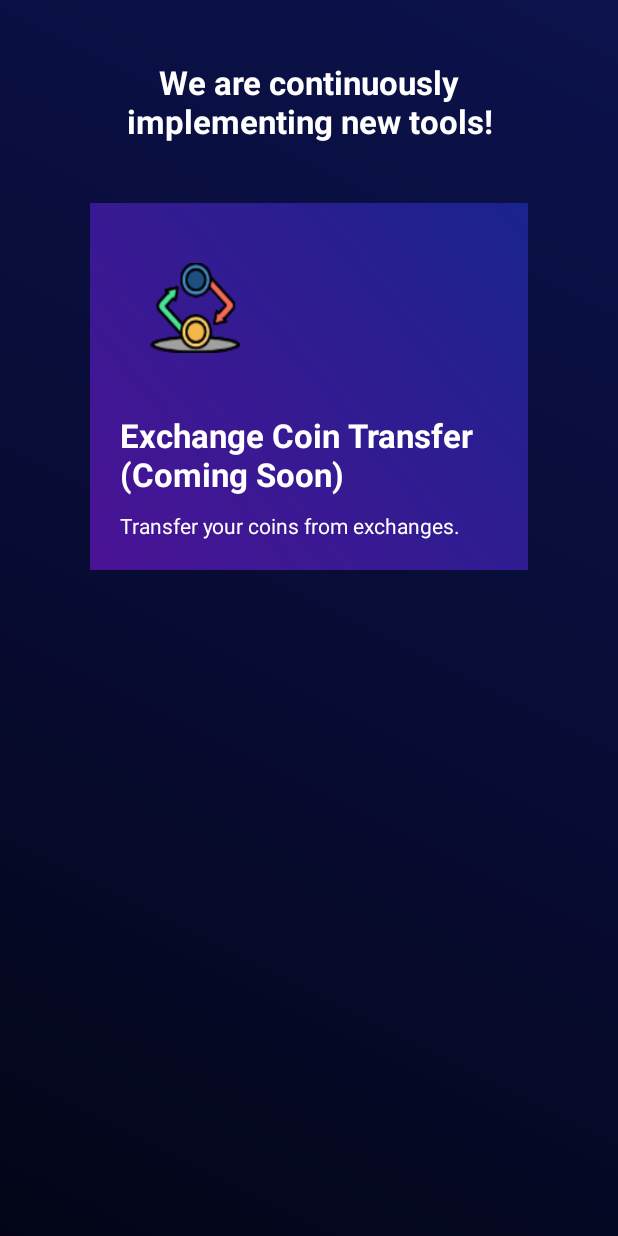
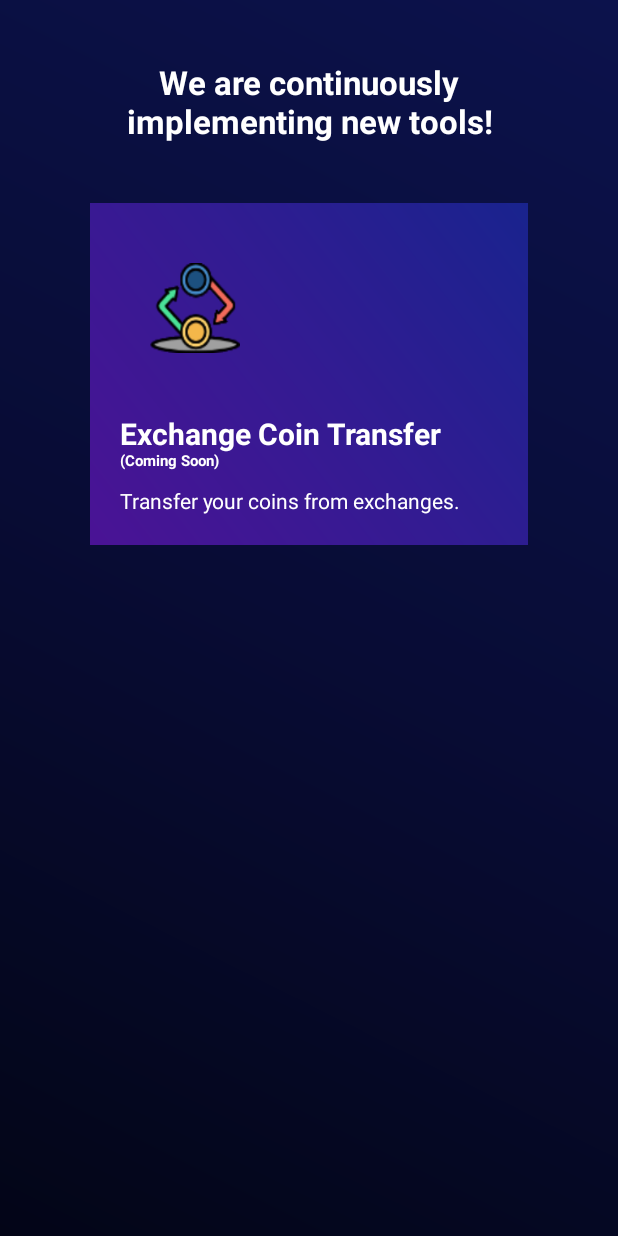
Before and after one commit to saudagarsulaiman/DeviantX, an Android app: the fragment ToolsFragment shown on its own in the app's theme, on a phone screen of 412 x 824 dp. Run offline under Robolectric (Android 15) with nearby library versions, the phone set to English and light mode, and no system bars; our stand-ins replace ButterKnife.

Commit message:
final commit

```diff
--- a/app/src/main/java/com/aequalis/deviantx/UI/Fragments/ToolsFragment.java
+++ b/app/src/main/java/com/aequalis/deviantx/UI/Fragments/ToolsFragment.java
@@ -1,9 +1,13 @@
 package com.aequalis.deviantx.UI.Fragments;
 
 import android.content.Intent;
+import android.graphics.Color;
 import android.os.Bundle;
 import android.support.v4.app.Fragment;
 import android.text.Html;
+import android.text.SpannableString;
+import android.text.style.ForegroundColorSpan;
+import android.text.style.RelativeSizeSpan;
 import android.view.LayoutInflater;
 import android.view.View;
 import android.view.ViewGroup;
@@ -35,6 +39,12 @@ public class ToolsFragment extends Fragment {
 
         ButterKnife.bind(this, view);
 
+        String s= getResources().getString(R.string.ect)+" ("+getResources().getString(R.string.coming_soon)+")";
+        SpannableString ss1=  new SpannableString(s);
+        ss1.setSpan(new RelativeSizeSpan(2f), 0,22, 0); // set size
+//        ss1.setSpan(new ForegroundColorSpan(Color.RED), 0, 5, 0);// set color
+        txt_ect_cs.setText(ss1);
+
         lnr_tools_ect.setOnClickListener(new View.OnClickListener() {
             @Override
             public void onClick(View v) {
@@ -43,8 +53,8 @@ public class ToolsFragment extends Fragment {
             }
         });
 
-        txt_ect_cs.setText(Html.fromHtml(getString(R.string.ect_cs)));
-
+//        txt_ect_cs.setText(Html.fromHtml(getString(R.string.ect_cs)));
+//txt_ect_cs.setText(Html.fromHtml("<html><body><font size=22 > "+getResources().getString(R.string.ect)+" </font> <font size=10 > "+getResources().getString(R.string.coming_soon)+" </font> </body><html>"));
         return view;
     }
 
--- a/app/src/main/res/layout/tools_fragment.xml
+++ b/app/src/main/res/layout/tools_fragment.xml
@@ -56,9 +56,9 @@
                 android:layout_gravity="left"
                 android:layout_marginTop="@dimen/def_margin"
                 android:gravity="left"
-                android:text="@string/ect_cs"
+                android:text="@string/ect"
                 android:textColor="@color/white"
-                android:textSize="@dimen/def_ttl_size"
+                android:textSize="@dimen/text10"
                 android:textStyle="bold" />
 
             <!--<TextView-->
--- a/app/src/main/res/values/strings.xml
+++ b/app/src/main/res/values/strings.xml
@@ -283,8 +283,9 @@
     <string name="devx_wallet">Deviant X Wallet</string>
     <string name="devx_coin_list">Deviant X Coin List</string>
     <string name="cancelled">Cancelled</string>
-    <string name="ect_cs">Exchange Coin Transfer <![CDATA[<font size="10">(Coming Soon)</font>]]></string>
-    <string name="cam_per_failed">Camera Permissions are not granted.</string>
+
+
+   <string name="cam_per_failed">Camera Permissions are not granted.</string>
 
 
 </resources>
```
